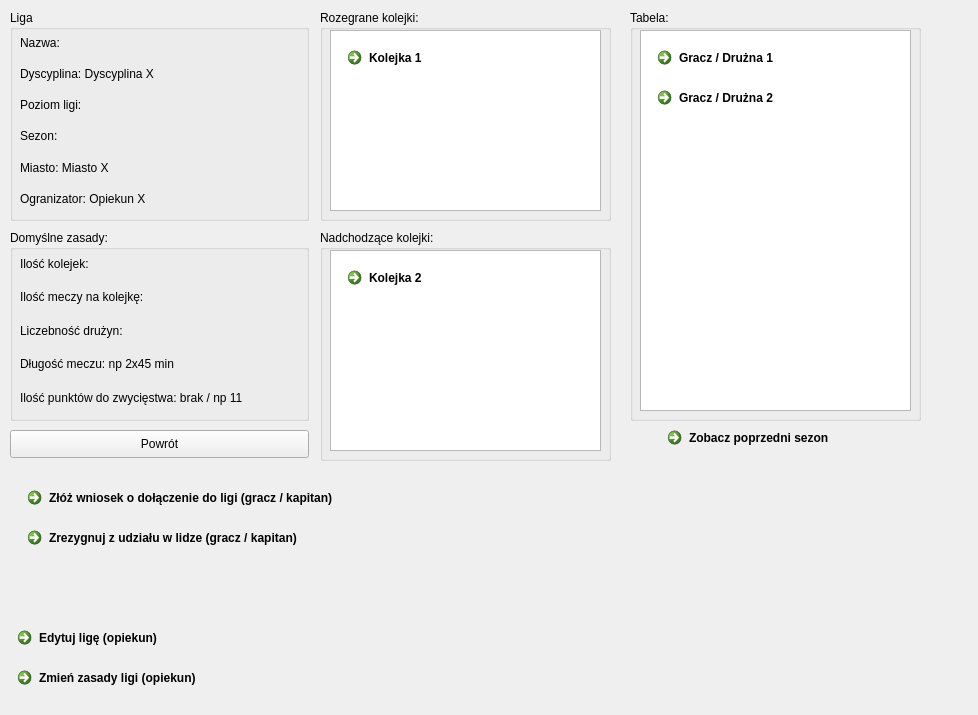
Qt form profil_ligi.ui (fszatkowski/IPR) before a commit.
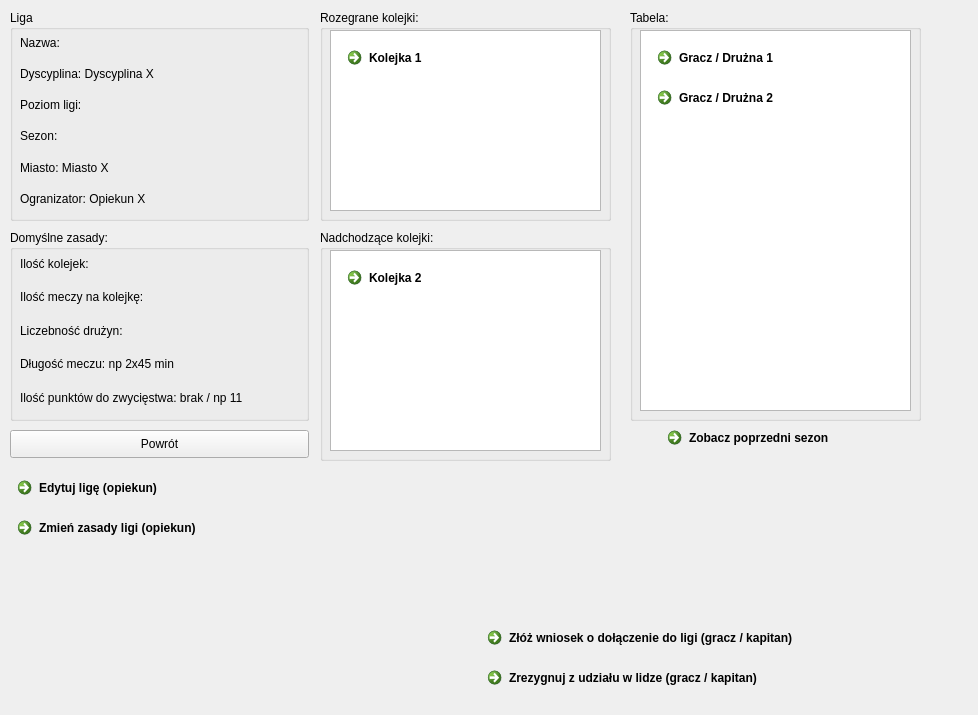
The same form after that commit.

```diff
--- a/profil_ligi.ui
+++ b/profil_ligi.ui
@@ -138,7 +138,7 @@
    <property name="geometry">
     <rect>
      <x>10</x>
-     <y>660</y>
+     <y>510</y>
      <width>231</width>
      <height>41</height>
     </rect>
@@ -303,8 +303,8 @@
   <widget class="QCommandLinkButton" name="commandLinkButton_3">
    <property name="geometry">
     <rect>
-     <x>20</x>
-     <y>480</y>
+     <x>480</x>
+     <y>620</y>
      <width>391</width>
      <height>41</height>
     </rect>
@@ -317,7 +317,7 @@
    <property name="geometry">
     <rect>
      <x>10</x>
-     <y>620</y>
+     <y>470</y>
      <width>231</width>
      <height>41</height>
     </rect>
@@ -329,8 +329,8 @@
   <widget class="QCommandLinkButton" name="commandLinkButton_5">
    <property name="geometry">
     <rect>
-     <x>20</x>
-     <y>520</y>
+     <x>480</x>
+     <y>660</y>
      <width>361</width>
      <height>41</height>
     </rect>
```
Left out of the diff: 2 changed lines with no effect on the pictures.
